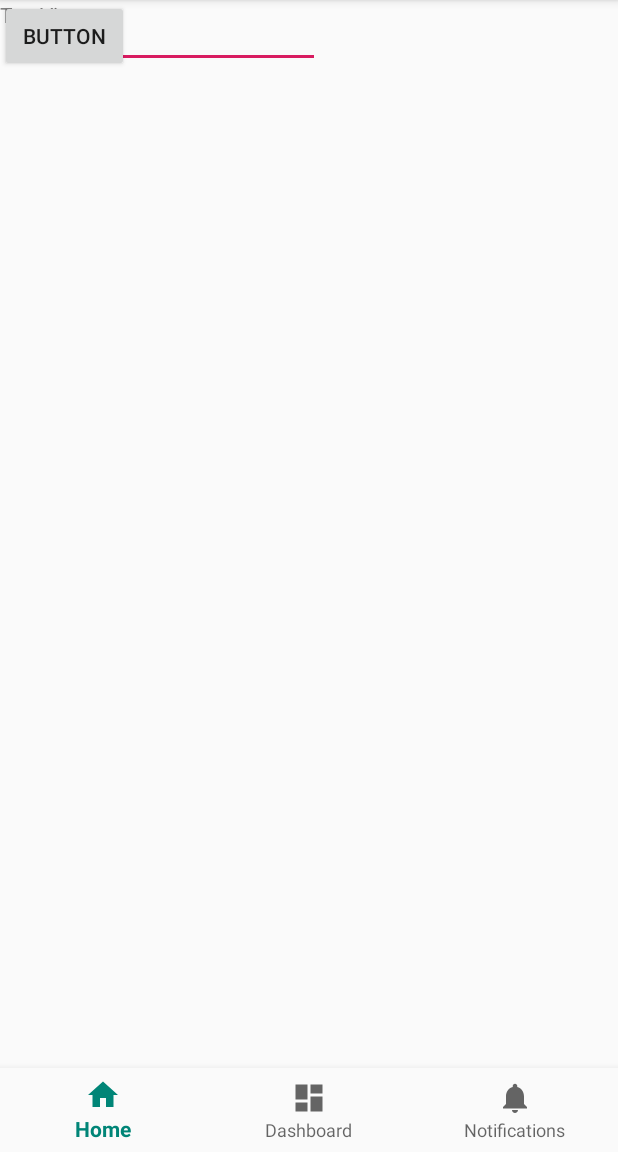
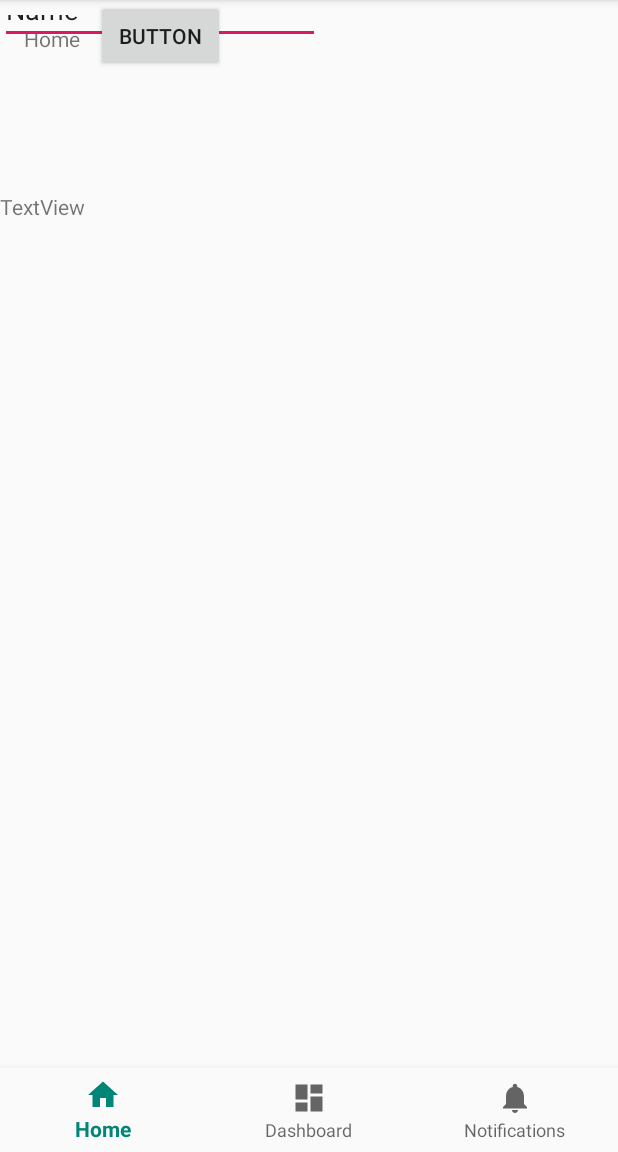
Before and after one commit to hl5617/Frend.ly, an Android app: the screen it shows after launch (MainActivity), on a phone screen of 412 x 824 dp, the part 84-1236 px from its top. Run offline under Robolectric (Android 15) with nearby library versions, the phone set to English and light mode, and no system bars.

Commit message:
We did a box thing to output string

```diff
--- a/app/src/main/java/com/example/android/scan/MainActivity.java
+++ b/app/src/main/java/com/example/android/scan/MainActivity.java
@@ -5,6 +5,8 @@ import android.support.annotation.NonNull;
 import android.support.design.widget.BottomNavigationView;
 import android.support.v7.app.AppCompatActivity;
 import android.view.MenuItem;
+import android.view.View;
+import android.widget.EditText;
 import android.widget.TextView;
 
 public class MainActivity extends AppCompatActivity {
@@ -41,4 +43,16 @@ public class MainActivity extends AppCompatActivity {
         navigation.setOnNavigationItemSelectedListener(mOnNavigationItemSelectedListener);
     }
 
+
+    public void sendString(View view) {
+        EditText edit = findViewById(R.id.editText);
+
+        String string = edit.getText().toString();
+
+        TextView textView = findViewById(R.id.textView);
+
+        textView.setText(string);
+    }
+
+
 }
--- a/app/src/main/res/layout/activity_main.xml
+++ b/app/src/main/res/layout/activity_main.xml
@@ -33,27 +33,31 @@
     <EditText
         android:id="@+id/editText"
         android:layout_width="wrap_content"
-        android:layout_height="wrap_content"
+        android:layout_height="29dp"
         android:ems="10"
+        android:hint="HI"
         android:inputType="textPersonName"
         android:text="Name"
         tools:layout_editor_absoluteX="98dp"
-        tools:layout_editor_absoluteY="61dp" />
+        tools:layout_editor_absoluteY="77dp" />
 
     <Button
         android:id="@+id/send"
         android:layout_width="86dp"
         android:layout_height="wrap_content"
+        android:layout_marginStart="64dp"
+        android:onClick="sndmsg"
         android:text="Button"
-        tools:layout_editor_absoluteX="162dp"
+        app:layout_constraintStart_toStartOf="@+id/editText"
         tools:layout_editor_absoluteY="164dp" />
 
     <TextView
         android:id="@+id/textView"
         android:layout_width="231dp"
         android:layout_height="123dp"
+        android:layout_marginTop="128dp"
         android:text="TextView"
-        tools:layout_editor_absoluteX="90dp"
-        tools:layout_editor_absoluteY="260dp" />
+        app:layout_constraintTop_toTopOf="@+id/send"
+        tools:layout_editor_absoluteX="98dp" />
 
 </android.support.constraint.ConstraintLayout>
```
